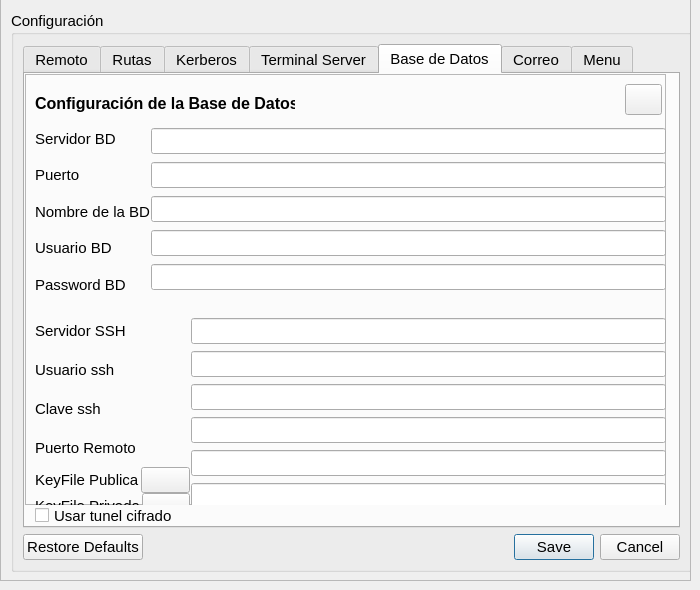
kapazao/GrxMenu, file configuracion.ui: the form before one commit.
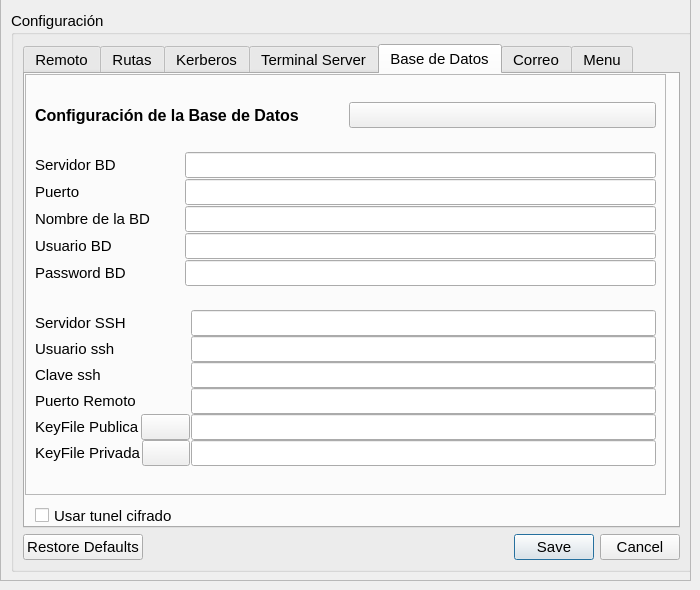
The form after the commit. The open tabs and pages were chosen to show the change. Icons and pictures are not drawn.

What changed in the file:
```diff
--- a/configuracion.ui
+++ b/configuracion.ui
@@ -39,8 +39,8 @@
      <rect>
       <x>0</x>
       <y>0</y>
-      <width>687</width>
-      <height>587</height>
+      <width>689</width>
+      <height>589</height>
      </rect>
     </property>
     <widget class="QGroupBox" name="groupBox">
@@ -790,7 +790,7 @@
             <x>0</x>
             <y>0</y>
             <width>641</width>
-            <height>431</height>
+            <height>421</height>
            </rect>
           </property>
           <property name="frameShape">
@@ -799,35 +799,9 @@
           <property name="frameShadow">
            <enum>QFrame::Raised</enum>
           </property>
-          <widget class="QLabel" name="label_24">
-           <property name="geometry">
-            <rect>
-             <x>10</x>
-             <y>20</y>
-             <width>260</width>
-             <height>19</height>
-            </rect>
-           </property>
-           <property name="font">
-            <font>
-             <pointsize>12</pointsize>
-             <weight>75</weight>
-             <bold>true</bold>
-            </font>
-           </property>
-           <property name="text">
-            <string>Configuración de la Base de Datos</string>
-           </property>
-          </widget>
+          <layout class="QGridLayout" name="gridLayout_3">
+           <item row="0" column="1">
           <widget class="QPushButton" name="PB_DB">
-           <property name="geometry">
-            <rect>
-             <x>600</x>
-             <y>10</y>
-             <width>37</width>
-             <height>31</height>
-            </rect>
-           </property>
            <property name="text">
             <string/>
            </property>
@@ -842,116 +816,8 @@
             </size>
            </property>
           </widget>
-          <widget class="QWidget" name="layoutWidget">
-           <property name="geometry">
-            <rect>
-             <x>10</x>
-             <y>47</y>
-             <width>631</width>
-             <height>181</height>
-            </rect>
-           </property>
-           <layout class="QHBoxLayout" name="horizontalLayout_4">
-            <property name="spacing">
-             <number>1</number>
-            </property>
-            <item>
-             <layout class="QVBoxLayout" name="verticalLayout_7">
-              <property name="spacing">
-               <number>1</number>
-              </property>
-              <item>
-               <widget class="QLabel" name="label_25">
-                <property name="text">
-                 <string>Servidor BD</string>
-                </property>
-               </widget>
-              </item>
-              <item>
-               <widget class="QLabel" name="label_21">
-                <property name="text">
-                 <string>Puerto</string>
-                </property>
-               </widget>
-              </item>
-              <item>
-               <widget class="QLabel" name="label_26">
-                <property name="text">
-                 <string>Nombre de la BD</string>
-                </property>
-               </widget>
-              </item>
-              <item>
-               <widget class="QLabel" name="label_27">
-                <property name="text">
-                 <string>Usuario BD</string>
-                </property>
-               </widget>
-              </item>
-              <item>
-               <widget class="QLabel" name="label_28">
-                <property name="text">
-                 <string>Password BD</string>
-                </property>
-               </widget>
-              </item>
-             </layout>
-            </item>
-            <item>
-             <layout class="QVBoxLayout" name="verticalLayout_9">
-              <property name="spacing">
-               <number>1</number>
-              </property>
-              <item>
-               <widget class="QLineEdit" name="servidor_DB">
-                <property name="toolTip">
-                 <string>IP del servidor terminal server donde nos queremos conectar</string>
-                </property>
-               </widget>
-              </item>
-              <item>
-               <widget class="QLineEdit" name="puerto_DB"/>
-              </item>
-              <item>
-               <widget class="QLineEdit" name="DataBaseName">
-                <property name="toolTip">
-                 <string>Nombre de usuario del técnico en el dominio (si_manolito)</string>
-                </property>
-               </widget>
-              </item>
-              <item>
-               <widget class="QLineEdit" name="Usuario_DB">
-                <property name="toolTip">
-                 <string>Clave del técnico en el dominio</string>
-                </property>
-                <property name="echoMode">
-                 <enum>QLineEdit::Normal</enum>
-                </property>
-               </widget>
-              </item>
-              <item>
-               <widget class="QLineEdit" name="password_DB">
-                <property name="toolTip">
-                 <string>Nombre de usuario del técnico en el dominio (si_manolito)</string>
-                </property>
-                <property name="echoMode">
-                 <enum>QLineEdit::Password</enum>
-                </property>
-               </widget>
-              </item>
-             </layout>
-            </item>
-           </layout>
-          </widget>
-          <widget class="QWidget" name="layoutWidget">
-           <property name="geometry">
-            <rect>
-             <x>10</x>
-             <y>237</y>
-             <width>631</width>
-             <height>208</height>
-            </rect>
-           </property>
+           </item>
+           <item row="2" column="0" colspan="2">
            <layout class="QHBoxLayout" name="horizontalLayout_9">
             <property name="spacing">
              <number>1</number>
@@ -1079,7 +945,115 @@
              </layout>
             </item>
            </layout>
-          </widget>
+           </item>
+           <item row="0" column="0">
+            <widget class="QLabel" name="label_24">
+             <property name="font">
+              <font>
+               <pointsize>12</pointsize>
+               <weight>75</weight>
+               <bold>true</bold>
+              </font>
+             </property>
+             <property name="text">
+              <string>Configuración de la Base de Datos</string>
+             </property>
+            </widget>
+           </item>
+           <item row="1" column="0" colspan="2">
+            <layout class="QHBoxLayout" name="horizontalLayout_4">
+             <property name="spacing">
+              <number>1</number>
+             </property>
+             <item>
+              <layout class="QVBoxLayout" name="verticalLayout_7">
+               <property name="spacing">
+                <number>1</number>
+               </property>
+               <item>
+                <widget class="QLabel" name="label_25">
+                 <property name="text">
+                  <string>Servidor BD</string>
+                 </property>
+                </widget>
+               </item>
+               <item>
+                <widget class="QLabel" name="label_21">
+                 <property name="text">
+                  <string>Puerto                         </string>
+                 </property>
+                </widget>
+               </item>
+               <item>
+                <widget class="QLabel" name="label_26">
+                 <property name="text">
+                  <string>Nombre de la BD</string>
+                 </property>
+                </widget>
+               </item>
+               <item>
+                <widget class="QLabel" name="label_27">
+                 <property name="text">
+                  <string>Usuario BD</string>
+                 </property>
+                </widget>
+               </item>
+               <item>
+                <widget class="QLabel" name="label_28">
+                 <property name="text">
+                  <string>Password BD</string>
+                 </property>
+                </widget>
+               </item>
+              </layout>
+             </item>
+             <item>
+              <layout class="QVBoxLayout" name="verticalLayout_9">
+               <property name="spacing">
+                <number>1</number>
+               </property>
+               <item>
+                <widget class="QLineEdit" name="servidor_DB">
+                 <property name="toolTip">
+                  <string>IP del servidor terminal server donde nos queremos conectar</string>
+                 </property>
+                </widget>
+               </item>
+               <item>
+                <widget class="QLineEdit" name="puerto_DB"/>
+               </item>
+               <item>
+                <widget class="QLineEdit" name="DataBaseName">
+                 <property name="toolTip">
+                  <string>Nombre de usuario del técnico en el dominio (si_manolito)</string>
+                 </property>
+                </widget>
+               </item>
+               <item>
+                <widget class="QLineEdit" name="Usuario_DB">
+                 <property name="toolTip">
+                  <string>Clave del técnico en el dominio</string>
+                 </property>
+                 <property name="echoMode">
+                  <enum>QLineEdit::Normal</enum>
+                 </property>
+                </widget>
+               </item>
+               <item>
+                <widget class="QLineEdit" name="password_DB">
+                 <property name="toolTip">
+                  <string>Nombre de usuario del técnico en el dominio (si_manolito)</string>
+                 </property>
+                 <property name="echoMode">
+                  <enum>QLineEdit::Password</enum>
+                 </property>
+                </widget>
+               </item>
+              </layout>
+             </item>
+            </layout>
+           </item>
+          </layout>
          </widget>
          <widget class="QCheckBox" name="checkBox_ssh">
           <property name="geometry">
```
Left out of the diff: 8 changed lines with no effect on the pictures. Lines whose indentation alone changed are shown as unchanged.
